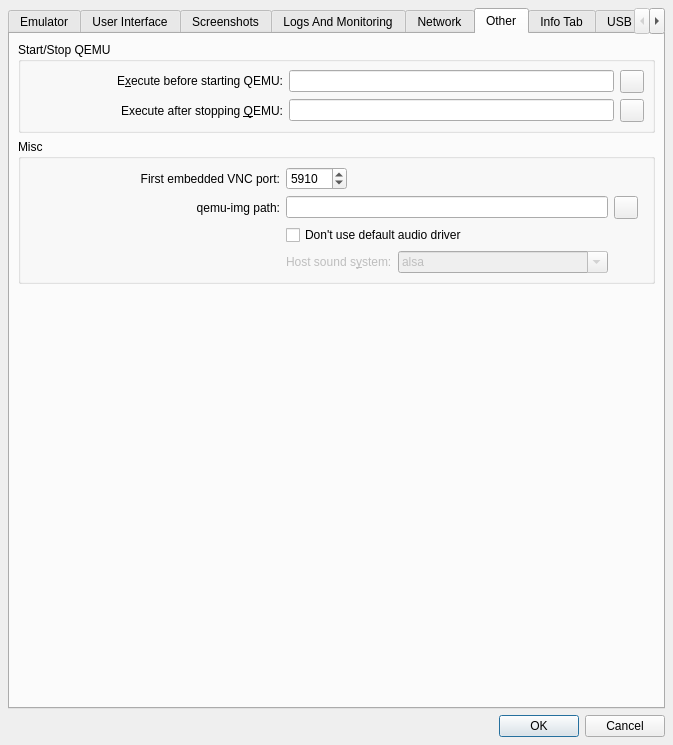
This is src/Advanced_Settings_Window.ui in tobimensch/aqemu as Qt 5 draws it before an edit. The edited form follows.
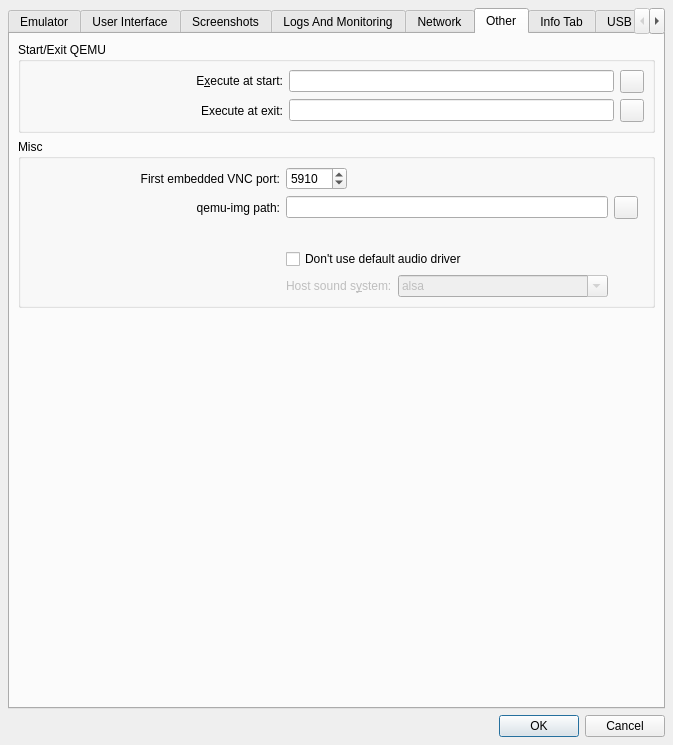
This is the edited form. The open tabs and pages were chosen to show the change. Icons and pictures are not drawn. Custom widgets are drawn as their Qt base class.

Diff of the .ui file:
```diff
--- a/src/Advanced_Settings_Window.ui
+++ b/src/Advanced_Settings_Window.ui
@@ -52,7 +52,7 @@
    <item row="0" column="0">
     <widget class="QTabWidget" name="All_Tabs">
      <property name="currentIndex">
-      <number>8</number>
+      <number>5</number>
      </property>
      <widget class="QWidget" name="Tab_General">
       <attribute name="icon">
@@ -1251,7 +1251,7 @@
          <item>
           <widget class="QGroupBox" name="startstopqemu_GroupBox">
            <property name="title">
-            <string>Start/Stop QEMU</string>
+            <string>Start/Exit QEMU</string>
            </property>
            <layout class="QHBoxLayout" name="horizontalLayout_9">
             <item>
@@ -1268,7 +1268,7 @@
                  </sizepolicy>
                 </property>
                 <property name="text">
-                 <string>E&amp;xecute before starting QEMU:</string>
+                 <string>E&amp;xecute at start:</string>
                 </property>
                 <property name="alignment">
                  <set>Qt::AlignRight|Qt::AlignTrailing|Qt::AlignVCenter</set>
@@ -1308,7 +1308,7 @@
                  </sizepolicy>
                 </property>
                 <property name="text">
-                 <string>Execute after stopping &amp;QEMU:</string>
+                 <string>Execute at exit:</string>
                 </property>
                 <property name="alignment">
                  <set>Qt::AlignRight|Qt::AlignTrailing|Qt::AlignVCenter</set>
@@ -1348,52 +1348,10 @@
            </property>
            <layout class="QHBoxLayout" name="horizontalLayout_4">
             <item>
-             <layout class="QGridLayout" name="gridLayout_8" rowstretch="0,0,0,0" columnstretch="3,4,0">
+             <layout class="QGridLayout" name="gridLayout_8" rowstretch="0,0,0,0,0" columnstretch="3,4,0">
               <property name="leftMargin">
                <number>10</number>
               </property>
-              <item row="0" column="1" alignment="Qt::AlignLeft">
-               <widget class="QSpinBox" name="SB_First_VNC_Port">
-                <property name="sizePolicy">
-                 <sizepolicy hsizetype="MinimumExpanding" vsizetype="Fixed">
-                  <horstretch>0</horstretch>
-                  <verstretch>0</verstretch>
-                 </sizepolicy>
-                </property>
-                <property name="minimum">
-                 <number>5901</number>
-                </property>
-                <property name="maximum">
-                 <number>65000</number>
-                </property>
-                <property name="value">
-                 <number>5910</number>
-                </property>
-               </widget>
-              </item>
-              <item row="2" column="1">
-               <widget class="QCheckBox" name="CH_Audio_Default">
-                <property name="sizePolicy">
-                 <sizepolicy hsizetype="Maximum" vsizetype="Fixed">
-                  <horstretch>0</horstretch>
-                  <verstretch>0</verstretch>
-                 </sizepolicy>
-                </property>
-                <property name="text">
-                 <string>Don't use default audio driver</string>
-                </property>
-               </widget>
-              </item>
-              <item row="1" column="0">
-               <widget class="QLabel" name="label">
-                <property name="text">
-                 <string>qemu-img path:</string>
-                </property>
-                <property name="alignment">
-                 <set>Qt::AlignRight|Qt::AlignTrailing|Qt::AlignVCenter</set>
-                </property>
-               </widget>
-              </item>
               <item row="0" column="0">
                <widget class="QLabel" name="Label_First_VNC_Port">
                 <property name="sizePolicy">
@@ -1410,7 +1368,7 @@
                 </property>
                </widget>
               </item>
-              <item row="3" column="1">
+              <item row="4" column="1">
                <layout class="QHBoxLayout" name="horizontalLayout_2">
                 <item>
                  <widget class="QLabel" name="Label_Host_Sound_System">
@@ -1484,21 +1442,24 @@
                 </item>
                </layout>
               </item>
-              <item row="0" column="2">
-               <spacer name="horizontalSpacer_6">
-                <property name="orientation">
-                 <enum>Qt::Horizontal</enum>
+              <item row="0" column="1" alignment="Qt::AlignLeft">
+               <widget class="QSpinBox" name="SB_First_VNC_Port">
+                <property name="sizePolicy">
+                 <sizepolicy hsizetype="MinimumExpanding" vsizetype="Fixed">
+                  <horstretch>0</horstretch>
+                  <verstretch>0</verstretch>
+                 </sizepolicy>
                 </property>
-                <property name="sizeType">
-                 <enum>QSizePolicy::Fixed</enum>
+                <property name="minimum">
+                 <number>5901</number>
                 </property>
-                <property name="sizeHint" stdset="0">
-                 <size>
-                  <width>24</width>
-                  <height>20</height>
-                 </size>
+                <property name="maximum">
+                 <number>65000</number>
                 </property>
-               </spacer>
+                <property name="value">
+                 <number>5910</number>
+                </property>
+               </widget>
               </item>
               <item row="1" column="1">
                <layout class="QHBoxLayout" name="horizontalLayout_24">
@@ -1513,6 +1474,16 @@
                 </item>
                </layout>
               </item>
+              <item row="1" column="0">
+               <widget class="QLabel" name="label">
+                <property name="text">
+                 <string>qemu-img path:</string>
+                </property>
+                <property name="alignment">
+                 <set>Qt::AlignRight|Qt::AlignTrailing|Qt::AlignVCenter</set>
+                </property>
+               </widget>
+              </item>
               <item row="1" column="2">
                <widget class="QToolButton" name="TB_QEMU_IMG_Browse">
                 <property name="text">
@@ -1524,6 +1495,35 @@
                 </property>
                </widget>
               </item>
+              <item row="3" column="1">
+               <widget class="QCheckBox" name="CH_Audio_Default">
+                <property name="sizePolicy">
+                 <sizepolicy hsizetype="Maximum" vsizetype="Fixed">
+                  <horstretch>0</horstretch>
+                  <verstretch>0</verstretch>
+                 </sizepolicy>
+                </property>
+                <property name="text">
+                 <string>Don't use default audio driver</string>
+                </property>
+               </widget>
+              </item>
+              <item row="2" column="1">
+               <spacer name="verticalSpacer_10">
+                <property name="orientation">
+                 <enum>Qt::Vertical</enum>
+                </property>
+                <property name="sizeType">
+                 <enum>QSizePolicy::Fixed</enum>
+                </property>
+                <property name="sizeHint" stdset="0">
+                 <size>
+                  <width>20</width>
+                  <height>24</height>
+                 </size>
+                </property>
+               </spacer>
+              </item>
              </layout>
             </item>
             <item>
```
Left out of the diff: 64 changed lines with no effect on the pictures.
